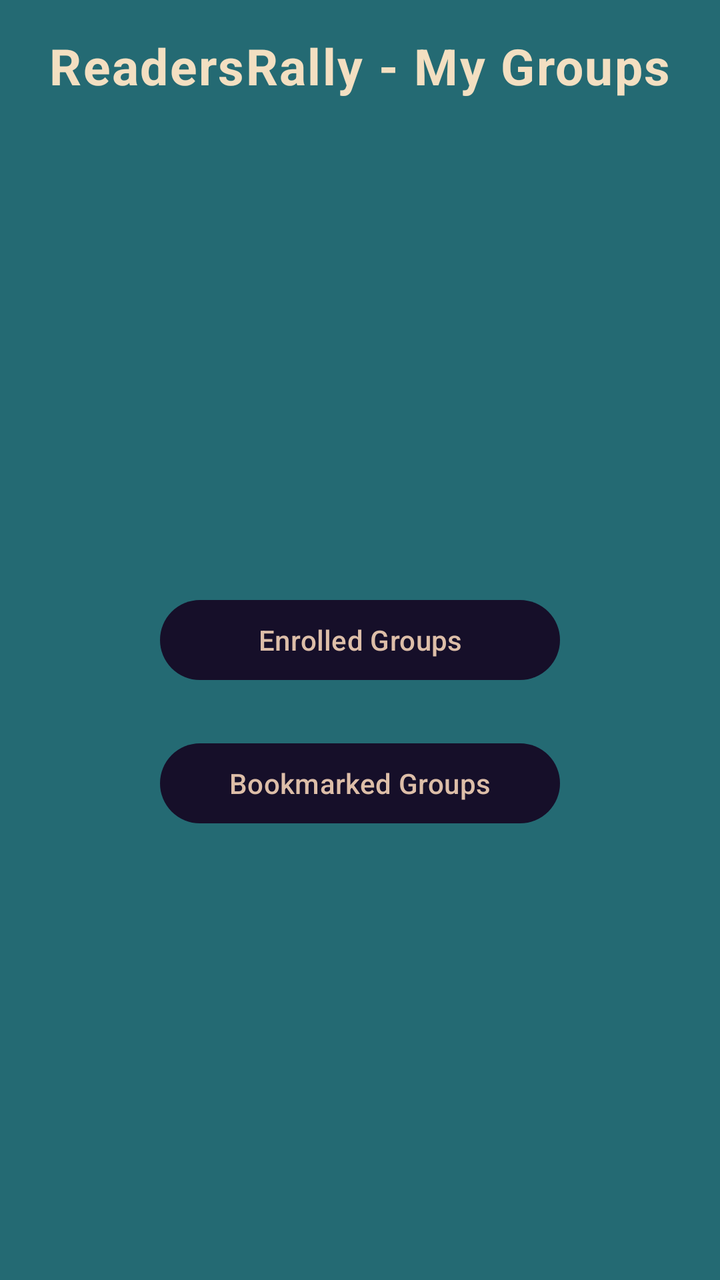
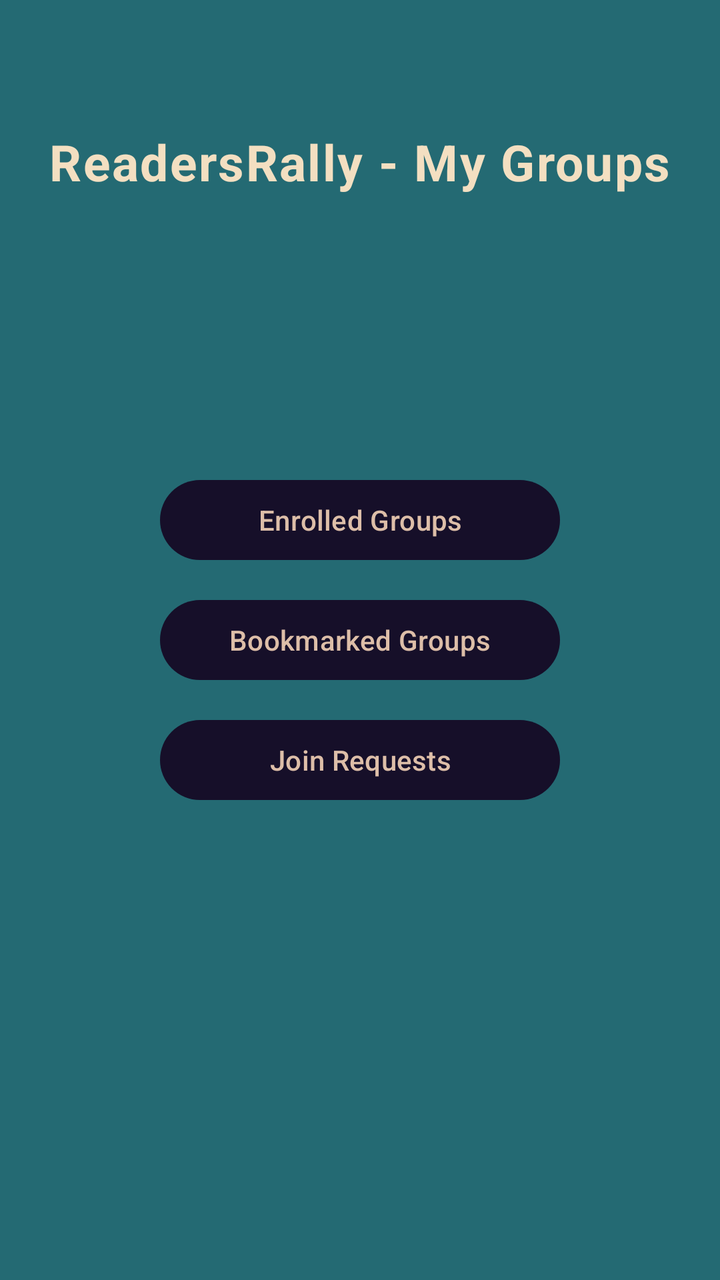

The first picture is an Android layout as it rendered before a commit; the second is the same layout after the commit. The layout source and the unified diff follow.
<!-- AndroidManifest.xml: application theme Theme.ReadersRally -->
<!-- res/layout/activity_my_groups.xml -->
<?xml version="1.0" encoding="utf-8"?>
<androidx.constraintlayout.widget.ConstraintLayout xmlns:android="http://schemas.android.com/apk/res/android"
    xmlns:app="http://schemas.android.com/apk/res-auto"
    xmlns:tools="http://schemas.android.com/tools"
    android:id="@+id/linearLayout"
    android:layout_width="match_parent"
    android:layout_height="match_parent"
    android:gravity="center_vertical">
    <TextView
        android:id="@+id/myGroupsHeader"
        style="@style/HeaderTextStyle"
        android:layout_width="wrap_content"
        android:layout_height="wrap_content"
        android:text="@string/my_groups_header" />

    <Button
        android:id="@+id/enrolledGroupsButton"
        android:layout_width="200dp"
        android:layout_height="48dp"
        android:layout_marginStart="106dp"
        android:layout_marginTop="296dp"
        android:layout_marginEnd="106dp"
        android:text="Enrolled Groups"
        app:layout_constraintEnd_toEndOf="parent"
        app:layout_constraintStart_toStartOf="parent"
        app:layout_constraintTop_toTopOf="parent" />

    <Button
        android:id="@+id/bookmarkedGroupsButton"
        android:layout_width="200dp"
        android:layout_height="48dp"
        android:layout_marginStart="106dp"
        android:layout_marginTop="20dp"
        android:layout_marginEnd="106dp"
        android:layout_marginBottom="16dp"
        android:text="Bookmarked Groups"
        app:layout_constraintBottom_toTopOf="@+id/joinRequestsButton"
        app:layout_constraintEnd_toEndOf="parent"
        app:layout_constraintStart_toStartOf="parent"
        app:layout_constraintTop_toBottomOf="@+id/enrolledGroupsButton" />

    <Button
        android:id="@+id/joinRequestsButton"
        android:layout_width="200dp"
        android:layout_height="48dp"
        android:layout_marginStart="106dp"
        android:layout_marginTop="438dp"
        android:layout_marginEnd="105dp"
        android:layout_marginBottom="255dp"
        android:text="Join Requests"
        app:layout_constraintBottom_toBottomOf="parent"
        app:layout_constraintEnd_toEndOf="parent"
        app:layout_constraintStart_toStartOf="parent"
        app:layout_constraintTop_toTopOf="parent" />

</androidx.constraintlayout.widget.ConstraintLayout>
<!-- resources referenced by this layout -->
<resources>
  <string name="my_groups_header">ReadersRally - My Groups</string>
  <style name="HeaderTextStyle" parent="Widget.Material3.CheckedTextView">
          <item name="android:textSize"> 25sp </item>
          <item name="android:textStyle">bold</item>
          <item name="android:textColor">@color/beige</item>
          <item name="android:gravity">center</item>
          <item name="android:padding">16dp</item>
          <item name="layout_constraintTop_toTopOf">parent</item>
          <item name="layout_constraintStart_toStartOf">parent</item>
          <item name="layout_constraintEnd_toEndOf">parent</item>
  
      </style>
  <style name="Theme.ReadersRally" parent="Base.Theme.ReadersRally" />
  <color name="beige">#F3DFC1</color>
  <style name="Base.Theme.ReadersRally" parent="Theme.Material3.DayNight.NoActionBar">
          
          
          <item name="android:textColor">@color/beige</item> 
          <item name="android:windowBackground">@color/dark_teal</item> 
          <item name="colorSurface">@color/light_teal</item> 
          <item name="materialButtonStyle">@style/Widget.AppCompat.Button</item> 
  
      </style>
  <color name="dark_teal">#246A73</color>
  <color name="light_teal">#368F8B</color>
  <style name="Widget.AppCompat.Button" parent="Widget.Material3.Button">
          <item name="backgroundTint">@color/dark_violet</item>
          <item name="android:textColor">@color/dark_beige</item>
          <item name="android:gravity">center</item>
      </style>
  <color name="dark_violet">#160F29</color>
  <color name="dark_beige">#DDBEA8</color>
</resources>

<!-- the commit's change to res/layout/activity_my_groups.xml (unified diff, before → after) -->
@@ -3,54 +3,49 @@
     xmlns:app="http://schemas.android.com/apk/res-auto"
     xmlns:tools="http://schemas.android.com/tools"
     android:id="@+id/linearLayout"
+    android:fitsSystemWindows="true"
     android:layout_width="match_parent"
-    android:layout_height="match_parent"
-    android:gravity="center_vertical">
+    android:layout_height="match_parent">
+
     <TextView
         android:id="@+id/myGroupsHeader"
         style="@style/HeaderTextStyle"
         android:layout_width="wrap_content"
         android:layout_height="wrap_content"
-        android:text="@string/my_groups_header" />
-
-    <Button
-        android:id="@+id/enrolledGroupsButton"
-        android:layout_width="200dp"
-        android:layout_height="48dp"
-        android:layout_marginStart="106dp"
-        android:layout_marginTop="296dp"
-        android:layout_marginEnd="106dp"
-        android:text="Enrolled Groups"
+        android:text="@string/my_groups_header"
+        android:layout_marginTop="48dp"
         app:layout_constraintEnd_toEndOf="parent"
         app:layout_constraintStart_toStartOf="parent"
         app:layout_constraintTop_toTopOf="parent" />
 
-    <Button
-        android:id="@+id/bookmarkedGroupsButton"
-        android:layout_width="200dp"
-        android:layout_height="48dp"
-        android:layout_marginStart="106dp"
-        android:layout_marginTop="20dp"
-        android:layout_marginEnd="106dp"
-        android:layout_marginBottom="16dp"
-        android:text="Bookmarked Groups"
-        app:layout_constraintBottom_toTopOf="@+id/joinRequestsButton"
-        app:layout_constraintEnd_toEndOf="parent"
-        app:layout_constraintStart_toStartOf="parent"
-        app:layout_constraintTop_toBottomOf="@+id/enrolledGroupsButton" />
-
-    <Button
-        android:id="@+id/joinRequestsButton"
-        android:layout_width="200dp"
-        android:layout_height="48dp"
-        android:layout_marginStart="106dp"
-        android:layout_marginTop="438dp"
-        android:layout_marginEnd="105dp"
-        android:layout_marginBottom="255dp"
-        android:text="Join Requests"
+    <LinearLayout
+        android:layout_width="wrap_content"
+        android:layout_height="wrap_content"
+        android:orientation="vertical"
         app:layout_constraintBottom_toBottomOf="parent"
         app:layout_constraintEnd_toEndOf="parent"
         app:layout_constraintStart_toStartOf="parent"
-        app:layout_constraintTop_toTopOf="parent" />
+        app:layout_constraintTop_toTopOf="parent">
+
+        <Button
+            android:id="@+id/enrolledGroupsButton"
+            android:layout_width="200dp"
+            android:layout_height="48dp"
+            android:text="Enrolled Groups" />
+
+        <Button
+            android:id="@+id/bookmarkedGroupsButton"
+            android:layout_width="200dp"
+            android:layout_height="48dp"
+            android:layout_marginTop="12dp"
+            android:text="Bookmarked Groups" />
+
+        <Button
+            android:id="@+id/joinRequestsButton"
+            android:layout_width="200dp"
+            android:layout_height="48dp"
+            android:layout_marginTop="12dp"
+            android:text="Join Requests" />
+    </LinearLayout>
 
 </androidx.constraintlayout.widget.ConstraintLayout>
